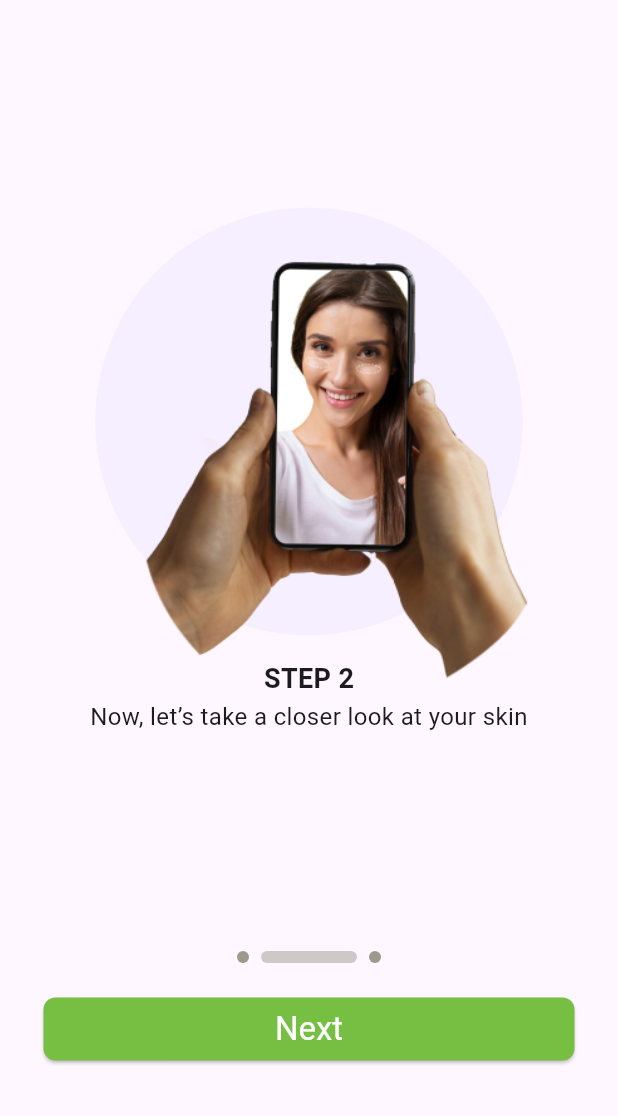
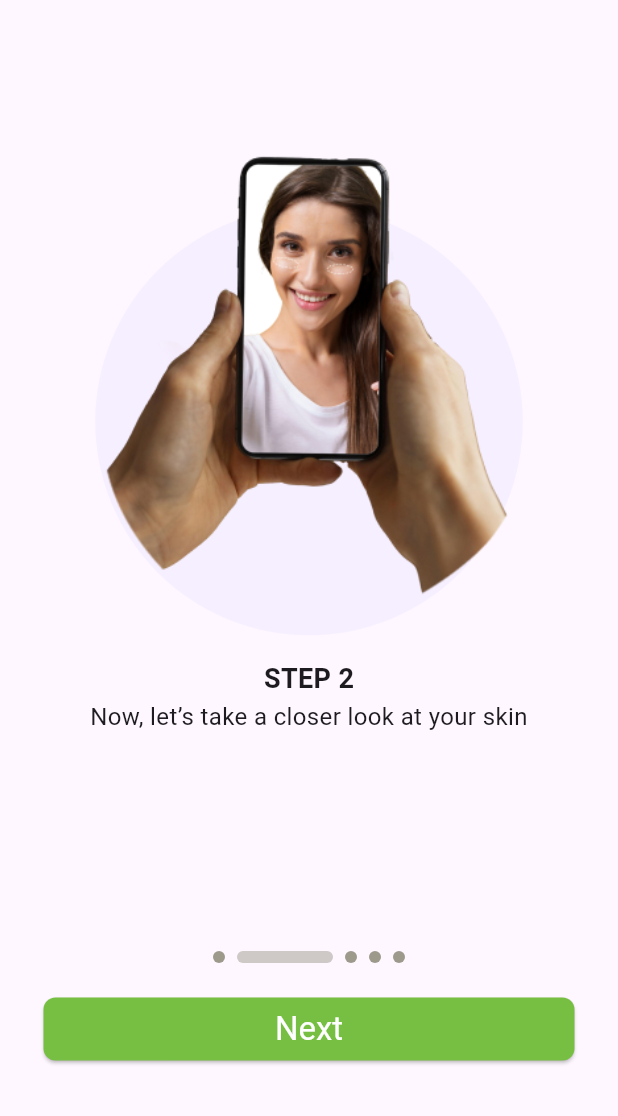
Before and after one commit to thelllmike/aloria, a Flutter app: the screen it shows after launch, after a tap on "Next", on a phone screen of 412 x 824 dp, the part 120-1236 px from its top. Run offline on Flutter 3.47's test engine with Material 3 defaults, Android fonts, the phone set to English and light mode, and no system bars; Roboto replaces fonts that are missing (Bebas Neue, Nunito).

Commit message:
fix aliemnts of picture

```diff
--- a/lib/screens/instruction/step1.dart
+++ b/lib/screens/instruction/step1.dart
@@ -49,18 +49,43 @@
   child: OverflowBox(
     maxWidth: 390,
     maxHeight: 390,
-          child: Container(
-            margin: EdgeInsets.only(
-              top: currentPage == 1 ? 0 : 0,  // Adjust top margin only if currentPage is 1
-              left: currentPage == 1 ? 37 : 0, // Adjust left margin only if currentPage is 1
+    child: currentPage >= 0 && currentPage <= 4 // Ensure currentPage is within the range
+        ? Transform(
+            // Apply different transformations depending on the page.
+            transform: Matrix4.identity()
+              ..translate(
+                currentPage == 0 ? 0.0 :
+                currentPage == 1 ? -8.0 :
+                currentPage == 2 ? 30.0 :
+                currentPage == 3 ? 0.0 :
+                currentPage == 4 ? 20.0 : 0.0, // X translation
+
+                currentPage == 0 ? 0.0 :
+                currentPage == 1 ? -74.5 :
+                currentPage == 2 ? -10.0 :
+                currentPage == 3 ? 0.0 :
+                currentPage == 4 ? -25.0 : 0.0, // Y translation
+              )
+              ..scale(
+                currentPage == 0 ? 1.0 :
+                currentPage == 1 ? 1.05 :
+                currentPage == 2 ? 0.98 :
+                currentPage == 3 ? 1.0 :
+                currentPage == 4 ? 0.93 : 1.0, // Scale
               ),
             child: Image.asset(
               'assets/images/step${currentPage + 1}.png',
               fit: BoxFit.cover,
             ),
+          )
+        : Image.asset(
+            // No transformation for other steps.
+            'assets/images/step${currentPage + 1}.png',
+            fit: BoxFit.cover,
           ),
   ),
 ),
+
               SizedBox(height: 20),
               Text(
                 'STEP ${currentPage + 1}',
@@ -75,7 +100,8 @@
               Padding(
                 padding: const EdgeInsets.all(8.0),
                 child: Text(
-    stepContents[currentPage], // Access the content based on the current page
+                  stepContents[
+                      currentPage], // Access the content based on the current page
                   textAlign: TextAlign.center,
                   style: TextStyle(
                     fontFamily: 'Nunito',
@@ -88,13 +114,15 @@
               Spacer(),
               Row(
                 mainAxisSize: MainAxisSize.min,
-                children: List.generate(3, (index) {
+                children: List.generate(5, (index) {
                   return Container(
                     width: index == currentPage ? 64 : 8,
                     height: 8,
                     margin: EdgeInsets.symmetric(horizontal: 4),
                     decoration: BoxDecoration(
-                      color: index == currentPage ? Color(0xFF403D3D1A) : Color(0xFF403D3D1A).withOpacity(0.5),
+                      color: index == currentPage
+                          ? Color(0xFF403D3D1A)
+                          : Color(0xFF403D3D1A).withOpacity(0.5),
                       borderRadius: BorderRadius.circular(4),
                     ),
                   );
@@ -120,7 +148,8 @@
                   ),
                   onPressed: () {
                     setState(() {
-                      if (currentPage < 4) { // Assume there are 3 steps
+                      if (currentPage < 4) {
+                        // Assume there are 3 steps
                         currentPage++;
                       }
                     });
```
Lines whose indentation alone changed are shown as unchanged.
